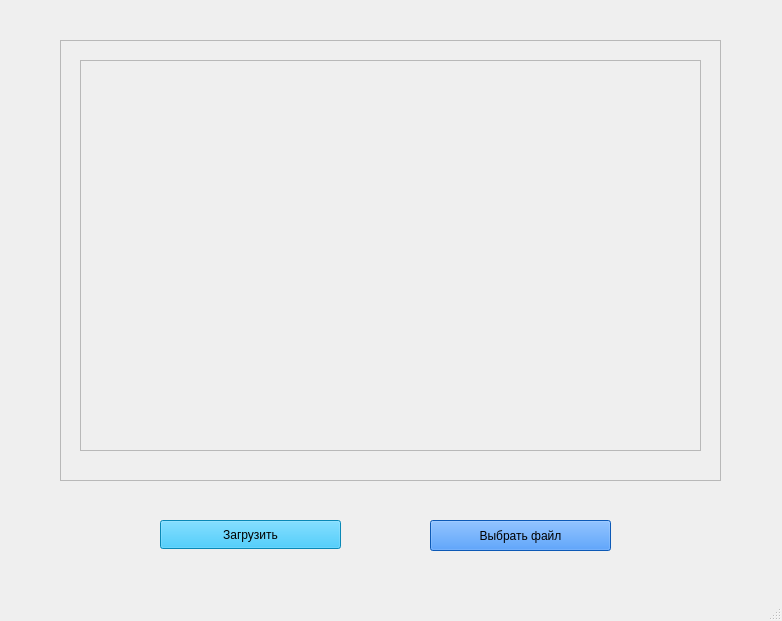
The window that L5/mainwindow.ui (MothlyJar/StudentLabs) describes before a commit, drawn with Qt 5.
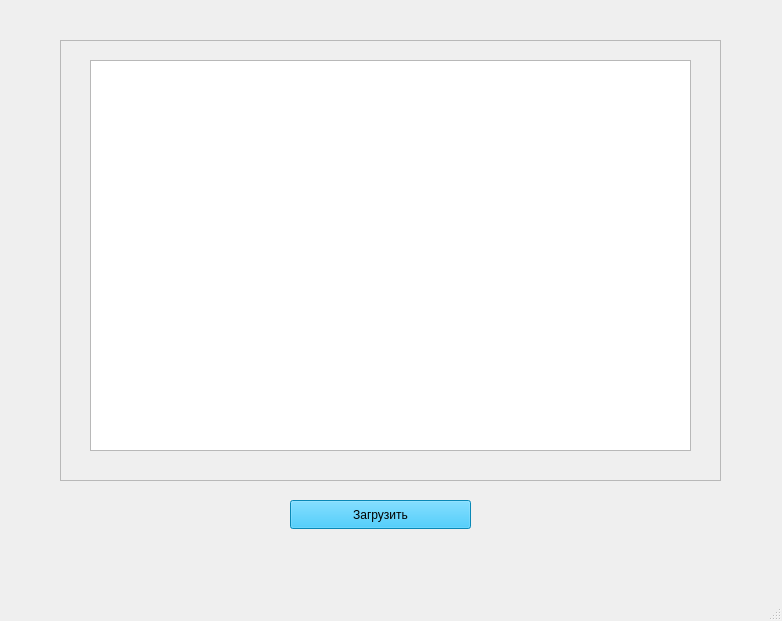
The same window after the commit.

What changed in the file:
```diff
--- a/L5/mainwindow.ui
+++ b/L5/mainwindow.ui
@@ -17,8 +17,8 @@
    <widget class="QPushButton" name="Load_pB">
     <property name="geometry">
      <rect>
-      <x>160</x>
-      <y>520</y>
+      <x>290</x>
+      <y>500</y>
       <width>181</width>
       <height>29</height>
      </rect>
@@ -45,64 +45,53 @@
     <property name="frameShadow">
      <enum>QFrame::Shadow::Raised</enum>
     </property>
-    <widget class="QScrollArea" name="scrollArea">
+    <widget class="QTreeWidget" name="treeWidget">
      <property name="geometry">
       <rect>
-       <x>20</x>
+       <x>30</x>
        <y>20</y>
-       <width>621</width>
+       <width>601</width>
        <height>391</height>
       </rect>
      </property>
-     <property name="horizontalScrollBarPolicy">
-      <enum>Qt::ScrollBarPolicy::ScrollBarAlwaysOff</enum>
+     <property name="font">
+      <font>
+       <pointsize>16</pointsize>
+      </font>
      </property>
-     <property name="widgetResizable">
-      <bool>true</bool>
+     <property name="columnCount">
+      <number>5</number>
      </property>
-     <widget class="QWidget" name="scrollAreaWidgetContents">
-      <property name="geometry">
-       <rect>
-        <x>0</x>
-        <y>0</y>
-        <width>619</width>
-        <height>389</height>
-       </rect>
+     <attribute name="headerVisible">
+      <bool>false</bool>
+     </attribute>
+     <column>
+      <property name="text">
+       <string notr="true">1</string>
       </property>
-      <widget class="QWidget" name="verticalLayoutWidget">
-       <property name="geometry">
-        <rect>
-         <x>0</x>
-         <y>0</y>
-         <width>621</width>
-         <height>391</height>
-        </rect>
-       </property>
-       <layout class="QVBoxLayout" name="verticalLayout">
-        <property name="spacing">
-         <number>1</number>
-        </property>
-       </layout>
-      </widget>
-     </widget>
+     </column>
+     <column>
+      <property name="text">
+       <string notr="true">2</string>
+      </property>
+     </column>
+     <column>
+      <property name="text">
+       <string notr="true">3</string>
+      </property>
+     </column>
+     <column>
+      <property name="text">
+       <string notr="true">4</string>
+      </property>
+     </column>
+     <column>
+      <property name="text">
+       <string notr="true">5</string>
+      </property>
+     </column>
     </widget>
    </widget>
-   <widget class="QPushButton" name="ChooseFile_pB">
-    <property name="geometry">
-     <rect>
-      <x>430</x>
-      <y>520</y>
-      <width>181</width>
-      <height>31</height>
-     </rect>
-    </property>
-    <property name="styleSheet">
-     <string notr="true">background: rgb(17, 124, 255)</string>
-    </property>
-    <property name="text">
-     <string>Выбрать файл</string>
-    </property>
-   </widget>
    <widget class="QLabel" name="exceptions">
     <property name="geometry">
      <rect>
```
